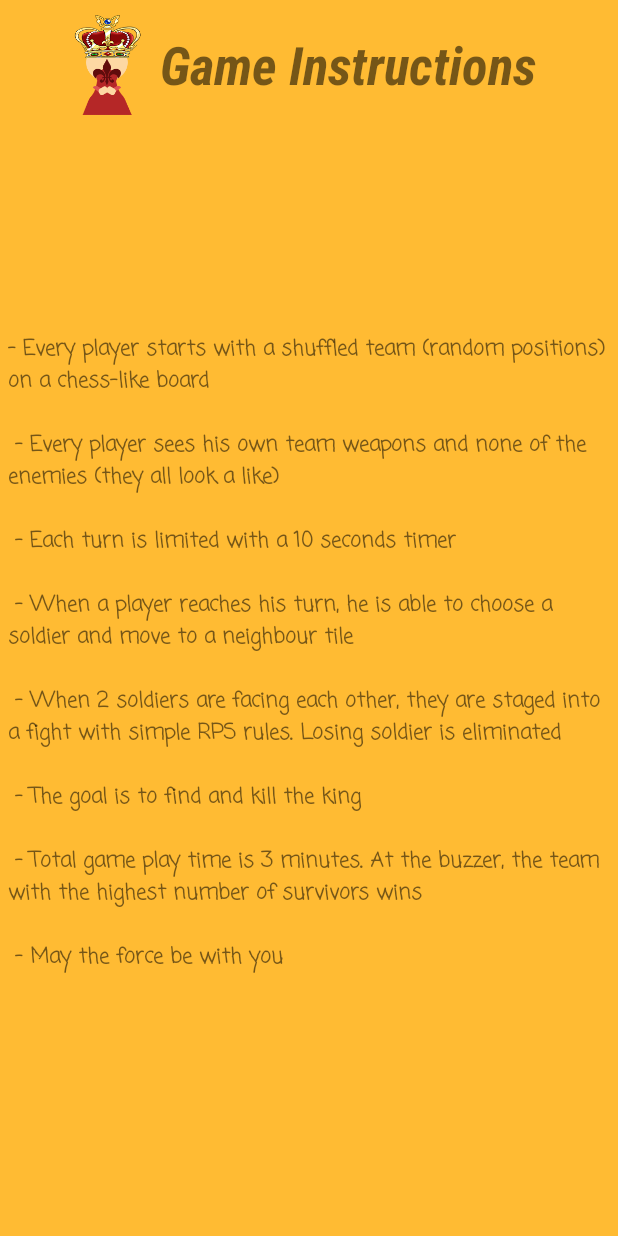
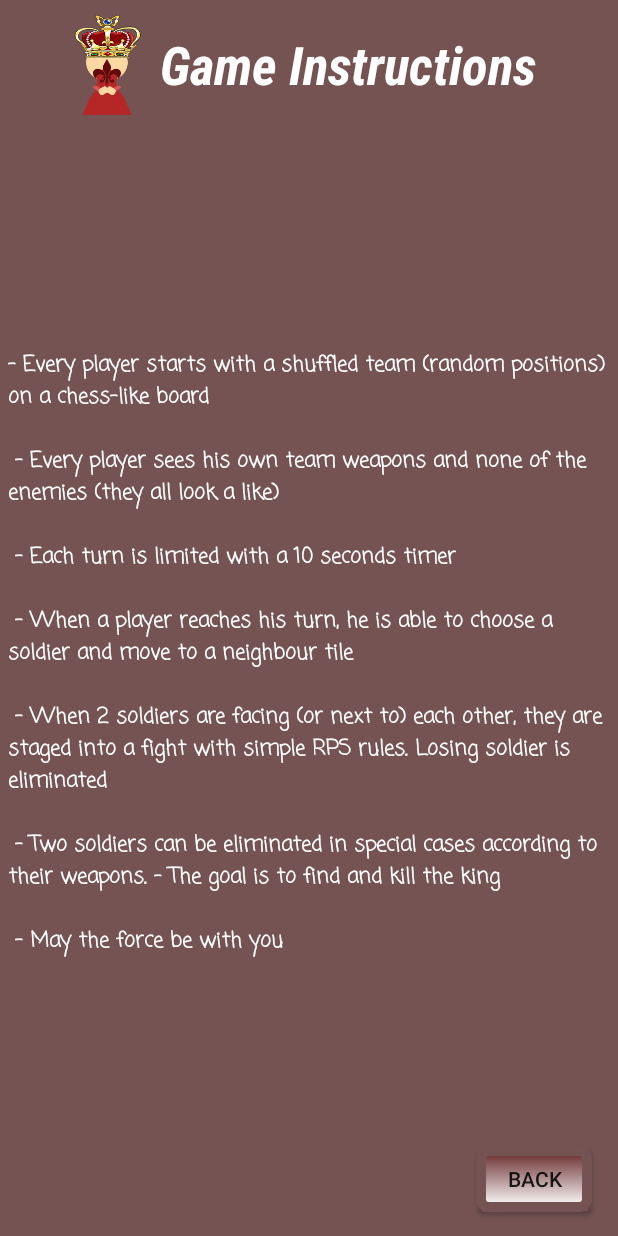
Before and after one commit to ShayRubach/RockPaperSword, an Android app: the InstructionsActivity screen opened directly, with no data from a screen before it, on a phone screen of 412 x 824 dp. Run offline under Robolectric (Android 15) with nearby library versions, the phone set to English and light mode, and no system bars.

Commit message:
added game bg

```diff
--- a/app/src/main/java/com/pwnz/www/rockpapersword/Activities/GameActivity.java
+++ b/app/src/main/java/com/pwnz/www/rockpapersword/Activities/GameActivity.java
@@ -1,5 +1,6 @@
 package com.pwnz.www.rockpapersword.Activities;
 
+import android.graphics.Bitmap;
 import android.graphics.Color;
 import android.support.v7.app.AppCompatActivity;
 import android.os.Bundle;
--- a/app/src/main/java/com/pwnz/www/rockpapersword/Activities/InstructionsActivity.java
+++ b/app/src/main/java/com/pwnz/www/rockpapersword/Activities/InstructionsActivity.java
@@ -1,14 +1,18 @@
 package com.pwnz.www.rockpapersword.Activities;
 
+import android.content.Intent;
 import android.support.v7.app.AppCompatActivity;
 import android.os.Bundle;
 import android.text.method.ScrollingMovementMethod;
+import android.view.View;
+import android.widget.Button;
 import android.widget.TextView;
 
 import com.pwnz.www.rockpapersword.R;
 
 public class InstructionsActivity extends AppCompatActivity {
 
+    private Button mBtnBackToMainMenu;
     private TextView mTextViewInstructions;
     @Override
     protected void onCreate(Bundle savedInstanceState) {
@@ -17,5 +21,15 @@ public class InstructionsActivity extends AppCompatActivity {
 
         mTextViewInstructions = findViewById(R.id.textview_instructions);
         mTextViewInstructions.setMovementMethod(new ScrollingMovementMethod());
+
+        mBtnBackToMainMenu = findViewById(R.id.btn_back_from_instruction);
+
+        mBtnBackToMainMenu.setOnClickListener(new View.OnClickListener() {
+            @Override
+            public void onClick(View v) {
+                startActivity(new Intent(InstructionsActivity.this, MainMenuActivity.class));
+                finish();
+            }
+        });
     }
 }
--- a/app/src/main/java/com/pwnz/www/rockpapersword/GamePanel.java
+++ b/app/src/main/java/com/pwnz/www/rockpapersword/GamePanel.java
@@ -41,6 +41,7 @@ public class GamePanel extends SurfaceView implements Runnable {
     private double lastFrameTime, endOfRenderTime, deltaTime;
     private RPSClock gameClock;
     public static final int GAME_IN_PROGRESS = -1;
+    private Bitmap bg;
 
     public GamePanel(Context context) {
         super(context);
@@ -93,6 +94,7 @@ public class GamePanel extends SurfaceView implements Runnable {
                 drawWinnerAnnouncement(manager.getWinningTeam());
             }
             else {
+                drawBg();
                 drawTiles();
                 drawSoldiers();
                 drawPathArrows();
@@ -181,6 +183,10 @@ public class GamePanel extends SurfaceView implements Runnable {
             manager.setMatchOn(false);
         }
 
+    }
+
+    private void drawBg() {
+        mCanvas.drawBitmap(manager.getBoard().getGameBg().getSpriteSheet(), null, manager.getBoard().getGameBg().getDestRect(), null);
     }
 
     private boolean isMatchOn() {
--- a/app/src/main/java/com/pwnz/www/rockpapersword/controller/GameManager.java
+++ b/app/src/main/java/com/pwnz/www/rockpapersword/controller/GameManager.java
@@ -396,4 +396,6 @@ public class GameManager {
     public static int getWinningTeam() {
         return winningTeam;
     }
+
+
 }
--- a/app/src/main/res/layout/about_the_app.xml
+++ b/app/src/main/res/layout/about_the_app.xml
@@ -29,6 +29,7 @@
         android:layout_marginTop="8dp"
         android:background="#2e1f1f"
         android:gravity="center"
+        android:paddingLeft="2dp"
         android:text="@string/str_about_the_app"
         android:textColor="@android:color/background_light"
         app:layout_constraintBottom_toTopOf="@+id/btnGotIt"
--- a/app/src/main/res/layout/activity_instructions.xml
+++ b/app/src/main/res/layout/activity_instructions.xml
@@ -4,7 +4,7 @@
     xmlns:tools="http://schemas.android.com/tools"
     android:layout_width="match_parent"
     android:layout_height="match_parent"
-    android:background="@android:color/holo_orange_light"
+    android:background="@color/main_menu_bg"
     tools:context=".Activities.InstructionsActivity">
 
     <LinearLayout
@@ -25,13 +25,13 @@
         app:layout_constraintVertical_bias="0.0">
 
         <ImageView
-            android:layout_alignParentLeft="true"
             android:layout_width="wrap_content"
             android:layout_height="wrap_content"
+            android:layout_alignParentLeft="true"
             android:adjustViewBounds="true"
+            android:maxHeight="70dp"
             android:scaleType="fitCenter"
-            android:maxHeight="70dp"
-            android:src="@mipmap/king"/>
+            android:src="@mipmap/king" />
 
         <TextView
             android:id="@+id/textview_instruction_title"
@@ -44,6 +44,7 @@
             android:fontFamily="sans-serif-condensed"
             android:gravity="center"
             android:text="Game Instructions"
+            android:textColor="@android:color/white"
             android:textSize="35dp"
             android:textStyle="bold|italic" />
 
@@ -57,15 +58,30 @@
         android:layout_marginEnd="8dp"
         android:layout_marginStart="8dp"
         android:layout_marginTop="20dp"
-        android:text="@string/instructions"
-        android:padding="5dp"
-        android:textStyle="bold"
         android:fontFamily="casual"
         android:maxLines="30"
+        android:padding="5dp"
         android:scrollbars="vertical"
+        android:text="@string/instructions"
+        android:textColor="@android:color/white"
+        android:textStyle="bold"
         app:layout_constraintBottom_toBottomOf="parent"
         app:layout_constraintEnd_toEndOf="parent"
         app:layout_constraintStart_toStartOf="parent"
         app:layout_constraintTop_toBottomOf="@+id/rel_layout_instruction" />
 
+    <Button
+        android:id="@+id/btn_back_from_instruction"
+        android:layout_width="77dp"
+        android:layout_height="44dp"
+        android:layout_marginBottom="16dp"
+        android:layout_marginEnd="8dp"
+        android:layout_marginStart="8dp"
+        android:background="@drawable/custom_btn_bg"
+        android:text="Back"
+        app:layout_constraintBottom_toBottomOf="parent"
+        app:layout_constraintEnd_toEndOf="parent"
+        app:layout_constraintHorizontal_bias="0.971"
+        app:layout_constraintStart_toStartOf="parent" />
+
 </android.support.constraint.ConstraintLayout>
--- a/app/src/main/res/values/strings.xml
+++ b/app/src/main/res/values/strings.xml
@@ -6,15 +6,19 @@
         - Every player sees his own team weapons and none of the enemies (they all look a like)\n\n
         - Each turn is limited with a 10 seconds timer\n\n
         - When a player reaches his turn, he is able to choose a soldier and move to a neighbour tile\n\n
-        - When 2 soldiers are facing each other, they are staged into a fight with simple RPS rules. Losing soldier is eliminated\n\n
+        - When 2 soldiers are facing (or next to) each other, they are staged into a fight with simple RPS rules. Losing soldier is eliminated\n\n
+        - Two soldiers can be eliminated in special cases according to their weapons.
         - The goal is to find and kill the king\n\n
-        - Total game play time is 3 minutes. At the buzzer, the team with the highest number of survivors wins\n\n
         - May the force be with you\n\n
     </string>
     <string name="str_about_the_app">
-        This game was developed by Shay Rubach and Idan Lazimi as
-        final project submission for Android Development course in
-        Shenkar College of Engineering and Design led by Amnon Dekel (Head lecturer)
-        and Amir Uval (Tutor). (C) All right received
+        [BETA VERSION]\n\n
+        Rock Paper Sword was developed by: \n\n
+        Shay [Toch] Rubach\n
+        Idan [Kede] Lazimi\n\n
+        This is the final project submission for Android Development course in
+        Shenkar College of Engineering and Design led by:\n\n
+        Amnon Dekel (Head lecturer)\n
+        Amir Uval (Tutor)\n\n (C) All right received
     </string>
 </resources>
```
Also changed, not shown: app/src/main/java/com/pwnz/www/rockpapersword/Activities/MainMenuActivity.java (+10 -3 lines), app/src/main/java/com/pwnz/www/rockpapersword/Activities/SettingsActivity.java (+12 -0 lines), app/src/main/java/com/pwnz/www/rockpapersword/model/AnimationHandler.java (+8 -0 lines), app/src/main/java/com/pwnz/www/rockpapersword/model/Board.java (+14 -0 lines), app/src/main/res/layout/activity_settings.xml (+13 -0 lines), 6 other files.
